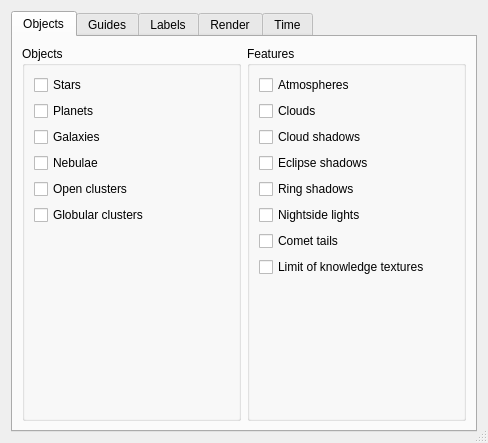
The window that src/celestia/qt/preferences.ui (CelestiaProject/Celestia) describes before a commit, drawn with Qt 5.
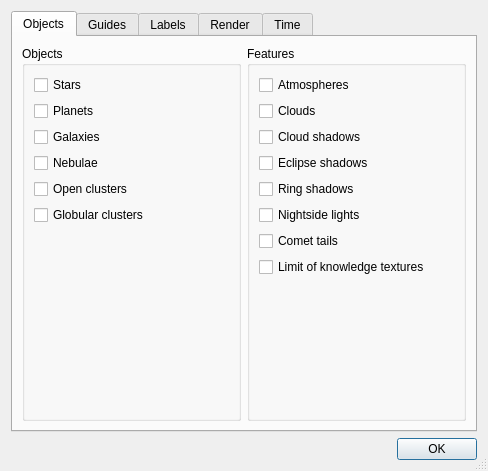
The same window after the commit.

Commit message: add ok button to preference dialog

Diff of the .ui file:
```diff
--- a/src/celestia/qt/preferences.ui
+++ b/src/celestia/qt/preferences.ui
@@ -990,7 +990,14 @@
       </layout>
      </widget>
     </widget>
-   </item>
+  </item>
+  <item>
+    <widget class="QDialogButtonBox" name="buttonBox" >
+      <property name="standardButtons" >
+      <set>QDialogButtonBox::Ok</set>
+      </property>
+    </widget>
+  </item>
   </layout>
  </widget>
  <resources/>
```
Left out of the diff: 19 changed lines with no effect on the pictures.
